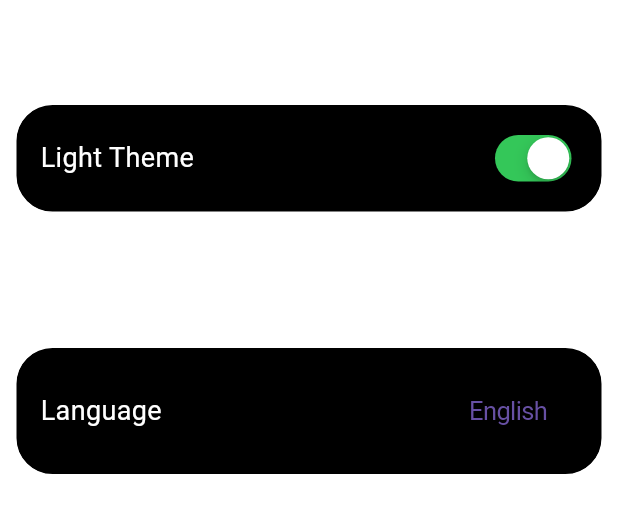
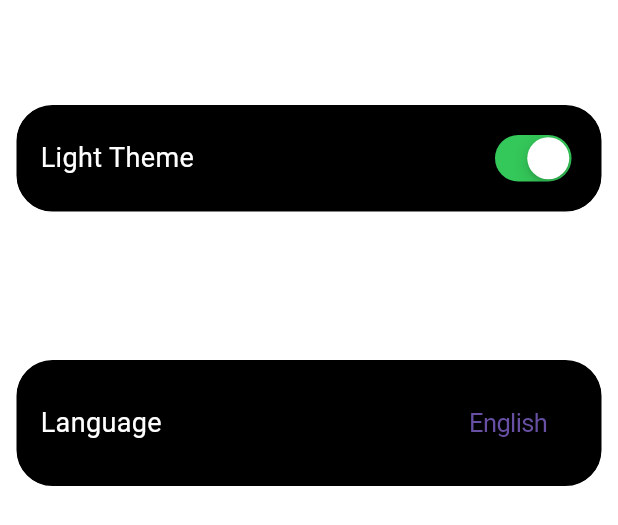
Before and after one commit to Mariammmostafa/News, a Flutter app: the CustomDrawer widget shown alone on an empty page, opened directly, on a phone screen of 412 x 824 dp. Shown: the top 525 px of the screen. Run offline on Flutter 3.47's test engine with Material 3 defaults, Android fonts, the phone set to English and light mode, and no system bars; our stand-ins replace cached_network_image, dio, flutter_bloc, get_it, injectable, pretty_dio_logger and 1 more.

Commit message:
خلصنا 🥳

```diff
--- a/lib/core/services/date_utils.dart
+++ b/lib/core/services/date_utils.dart
@@ -1,4 +1,3 @@
-
 abstract class DateService {
   static String getMessageByData() {
     var currentDate = DateTime.now();
--- a/lib/features/drawer/custom_drawer.dart
+++ b/lib/features/drawer/custom_drawer.dart
@@ -7,13 +7,14 @@ class CustomDrawer extends StatefulWidget {
   const CustomDrawer({super.key});
 
   @override
-  _CustomDrawerState createState() => _CustomDrawerState();
+  State<CustomDrawer> createState() => _CustomDrawerState();
 }
 
 class _CustomDrawerState extends State<CustomDrawer> {
-  bool _isLightTheme = true;
   String _selectedLanguage = 'en';
+
   late MainCubit _mainCubit;
+
   @override
   void initState() {
     super.initState();
@@ -66,7 +67,10 @@ class _CustomDrawerState extends State<CustomDrawer> {
               children: [
                 const Text(
                   'Light Theme',
-                  style: TextStyle(fontSize: 18, color: Colors.white),
+                  style: TextStyle(
+                    fontSize: 18,
+                    color: Colors.white,
+                  ),
                 ),
                 CupertinoSwitch(
                   value: !_mainCubit.isDark,
@@ -79,9 +83,7 @@ class _CustomDrawerState extends State<CustomDrawer> {
               ],
             ),
           ),
-          const SizedBox(
-            height: 30,
-          ),
+          const SizedBox(height: 32),
           const Padding(
             padding: EdgeInsets.all(10),
             child: Row(
@@ -103,7 +105,7 @@ class _CustomDrawerState extends State<CustomDrawer> {
             ),
           ),
           const SizedBox(
-            height: 10,
+            height: 16,
           ),
           Container(
             decoration: BoxDecoration(
@@ -120,7 +122,10 @@ class _CustomDrawerState extends State<CustomDrawer> {
               children: [
                 const Text(
                   'Language',
-                  style: TextStyle(fontSize: 18, color: Colors.white),
+                  style: TextStyle(
+                    fontSize: 18,
+                    color: Colors.white,
+                  ),
                 ),
                 CupertinoButton(
                   onPressed: () async {
@@ -151,7 +156,9 @@ class _CustomDrawerState extends State<CustomDrawer> {
                       });
                     }
                   },
-                  child: Text(_selectedLanguage == 'en' ? 'English' : 'Arabic'),
+                  child: Text(
+                    _selectedLanguage == 'en' ? 'English' : 'Arabic',
+                  ),
                 ),
               ],
             ),
```
